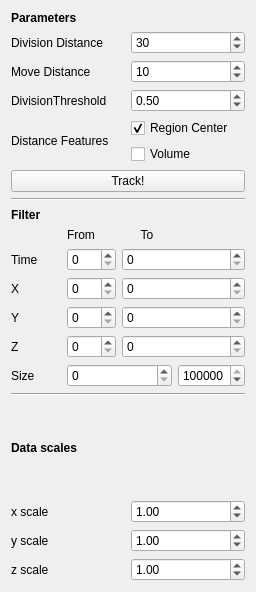
ilastik/ilastik, file ilastik/applets/tracking/drawer.ui: the form before one commit.
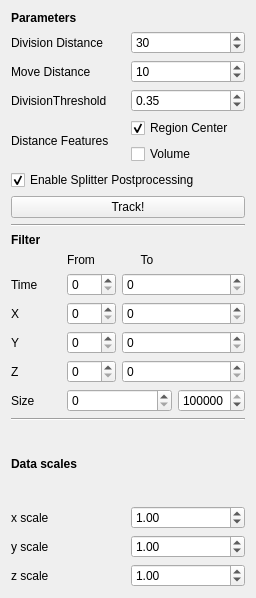
The form after the commit.

Commit message: added splitter handling

```diff
--- a/ilastik/applets/tracking/drawer.ui
+++ b/ilastik/applets/tracking/drawer.ui
@@ -7,7 +7,7 @@
     <x>0</x>
     <y>0</y>
     <width>256</width>
-    <height>592</height>
+    <height>598</height>
    </rect>
   </property>
   <property name="sizePolicy">
@@ -127,12 +127,22 @@
           <double>0.100000000000000</double>
          </property>
          <property name="value">
-          <double>0.500000000000000</double>
+          <double>0.350000000000000</double>
          </property>
         </widget>
        </item>
       </layout>
      </item>
+     <item>
+      <widget class="QCheckBox" name="splitterHandlingBox">
+       <property name="text">
+        <string>Enable Splitter Postprocessing</string>
+       </property>
+       <property name="checked">
+        <bool>true</bool>
+       </property>
+      </widget>
+     </item>
      <item>
       <widget class="QPushButton" name="TrackButton">
        <property name="styleSheet">
```
Left out of the diff: 64 changed lines with no effect on the pictures. The commit also changes 2 other files.
